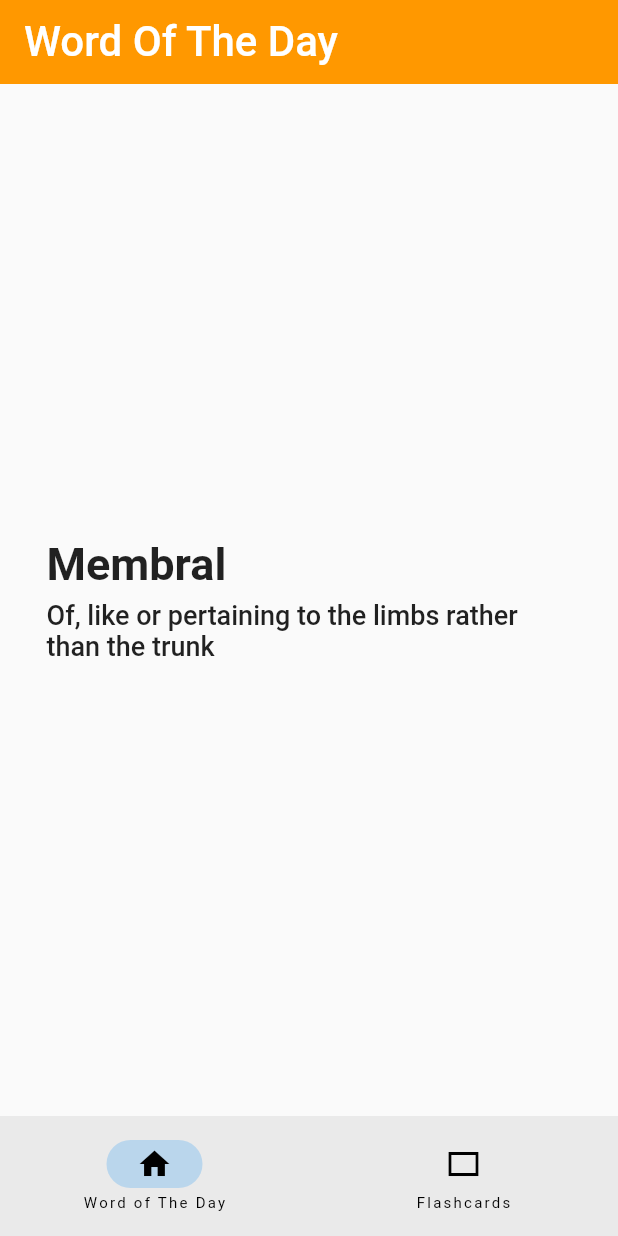
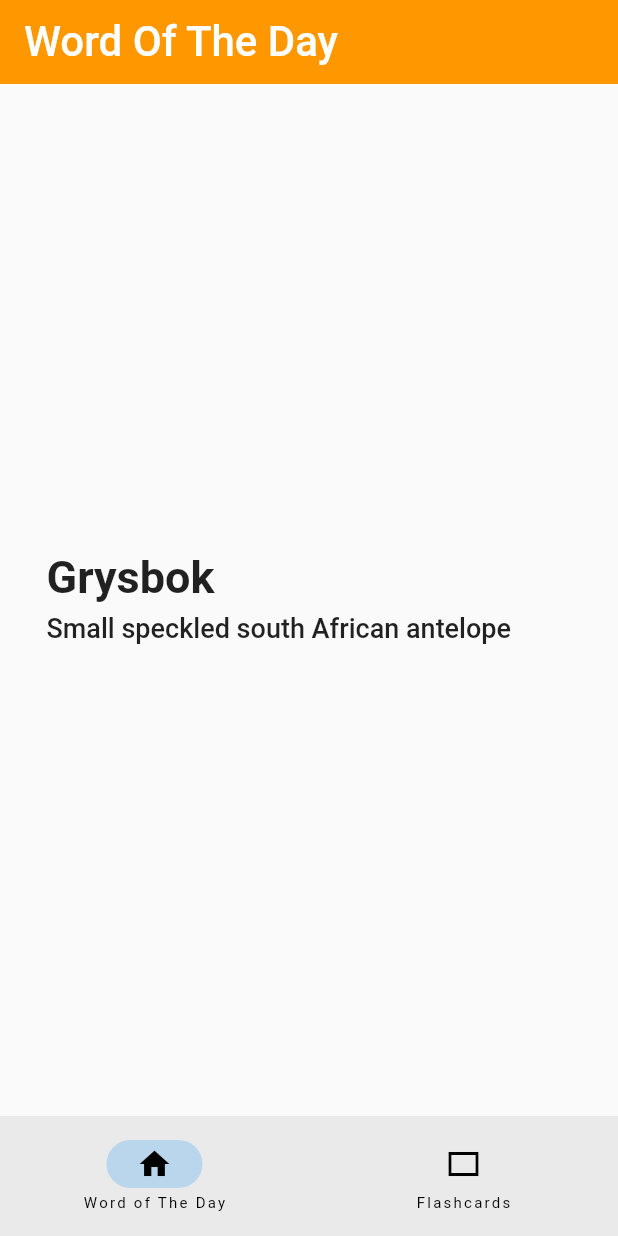
Before and after one commit to RangerVinven/Word-Of-The-Day-App, a Flutter app: the screen it shows after launch, on a phone screen of 412 x 824 dp. Run offline on Flutter 3.47's test engine with Material 2 defaults, Android fonts, the phone set to English and light mode, and no system bars; our stand-ins replace hive, hive_flutter; accounts and stored records are empty.

```diff
--- a/lib/HomePage.dart
+++ b/lib/HomePage.dart
@@ -20,11 +20,8 @@ class _HomePageState extends State<HomePage> {
   _HomePageState() {
     wotdService = WordOfTheDayService();
 
-    wotdService.addWordAndMeaning("Membral", "Of, like or pertaining to the limbs rather than the trunk");
+    wotdService.addWordAndMeaning("Grysbok", "Small speckled south African antelope");
     wordOfTheDay = wotdService.getWordAndMeaning();
-
-    print(wordOfTheDay.word);
-    print(wordOfTheDay.meaning);
   }
 
   @override
@@ -42,9 +39,9 @@ class _HomePageState extends State<HomePage> {
 
               child: Column(
                 crossAxisAlignment: CrossAxisAlignment.start,
-                children: const [
+                children: [
                   Text(
-                    "Membral",
+                    wordOfTheDay.word,
                     style: TextStyle(
 
                       fontSize: 30,
@@ -53,7 +50,7 @@ class _HomePageState extends State<HomePage> {
                   ),
                   SizedBox(height: 6),
                   Text(
-                    "Of, like or pertaining to the limbs rather than the trunk",
+                    wordOfTheDay.meaning,
                     style: TextStyle(
                       fontSize: 18,
                       fontWeight: FontWeight.w500
```
Also changed, not shown: lib/services/WordOfTheDayService.dart (+9 -0 lines).
